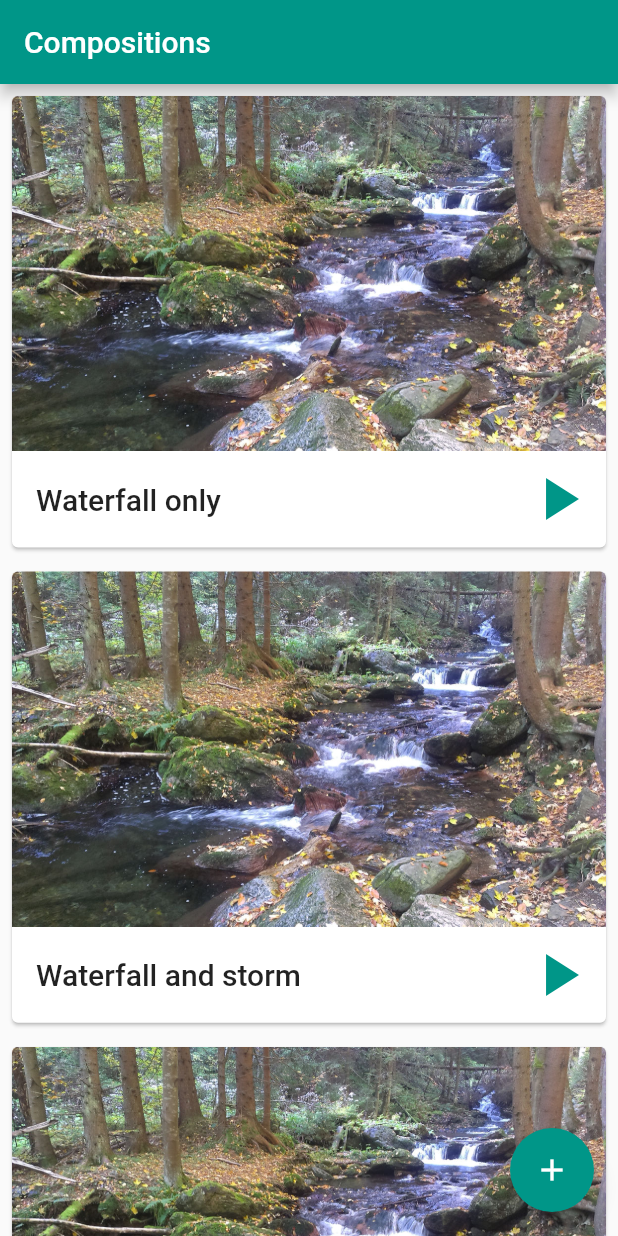
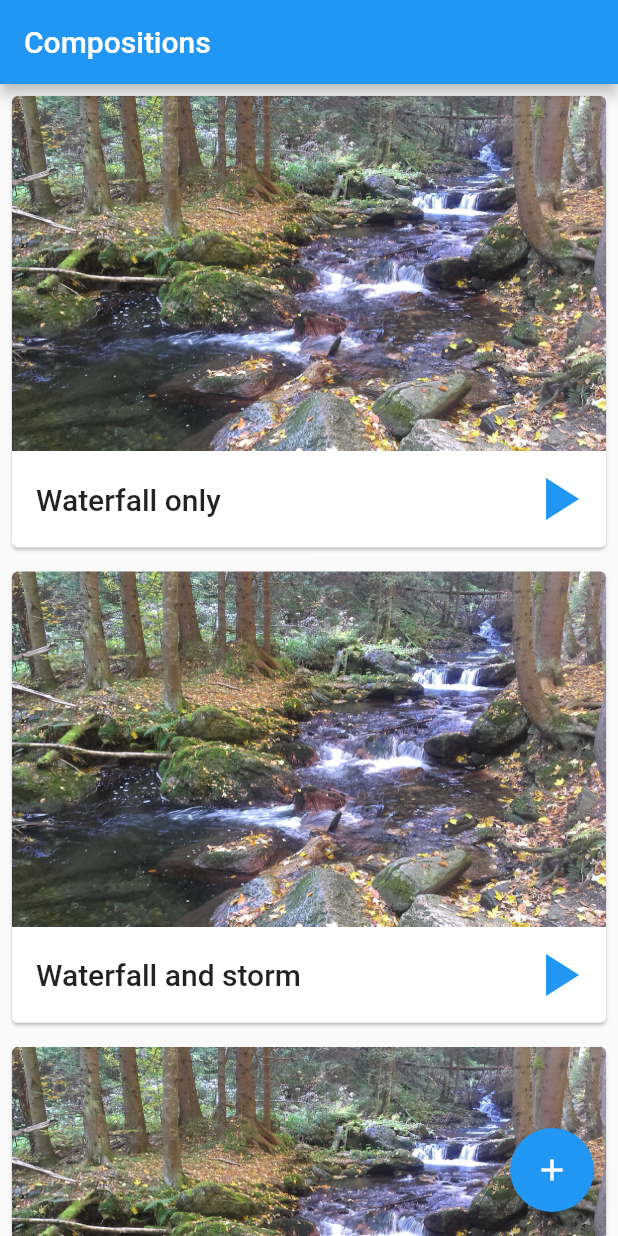
Before and after one commit to tom-novak/no-stress, a Flutter app: the screen it shows after launch, on a phone screen of 412 x 824 dp. Run offline on Flutter 3.47's test engine with Material 2 defaults, Android fonts, the phone set to English and light mode, and no system bars; our stand-ins replace assets_audio_player, flutter_bloc.

Commit message:
Bloc protoype architecture implemented

```diff
--- a/lib/main.dart
+++ b/lib/main.dart
@@ -1,7 +1,9 @@
 import 'package:flutter/material.dart';
+import 'package:flutter_bloc/flutter_bloc.dart';
 import 'package:no_stress/model/model.dart';
 import 'package:no_stress/player/composition_player.dart';
 import 'package:no_stress/provider/composition_provider.dart';
+import 'package:no_stress/theme/theme.dart';
 import 'package:no_stress/widget/composition_card.dart';
 
 void main() => runApp(MyApp());
@@ -9,15 +11,20 @@ void main() => runApp(MyApp());
 class MyApp extends StatelessWidget {
   @override
   Widget build(BuildContext context) {
+    return BlocProvider(
+      create: (_) => ThemeBloc(),
+      child: BlocBuilder<ThemeBloc, ThemeData>(
+        builder: (_, theme) {
           return MaterialApp(
             title: 'No Stress',
-      theme: ThemeData(
-        primarySwatch: Colors.teal,
-      ),
+            theme: theme,
             home: MyHomePage(
               title: 'Compositions',
               player: CompositionPlayer(),
               compositionProvider: CompositionProvider(),
+            ),
+          );
+        },
       ),
     );
   }
@@ -48,7 +55,6 @@ class _MyHomePageState extends State<MyHomePage> {
     _items = widget.compositionProvider.getAll();
   }
 
-
   @override
   void dispose() {
     widget.player.stop();
@@ -59,10 +65,12 @@ class _MyHomePageState extends State<MyHomePage> {
     setState(() {
       if (_actualPlayingId == composition.id) {
         _actualPlayingId = null;
+        context.bloc<ThemeBloc>().add(ThemeEvent.toggle);
         widget.player.stop();
       } else {
         _actualPlayingId = composition.id;
         widget.player.composition = composition;
+        context.bloc<ThemeBloc>().add(ThemeEvent.toggle);
         widget.player.playOrPause();
       }
     });
--- /dev/null
+++ b/lib/theme/theme.dart
@@ -0,0 +1,18 @@
+import 'package:flutter/material.dart';
+import 'package:flutter_bloc/flutter_bloc.dart';
+
+enum ThemeEvent { toggle }
+
+class ThemeBloc extends Bloc<ThemeEvent, ThemeData> {
+  @override
+  get initialState => ThemeData.light();
+
+  @override
+  Stream<ThemeData> mapEventToState(ThemeEvent event) async* {
+    switch (event) {
+      case ThemeEvent.toggle:
+        yield state == ThemeData.dark() ? ThemeData.light() : ThemeData.dark();
+        break;
+    }
+  }
+}
--- a/pubspec.yaml
+++ b/pubspec.yaml
@@ -24,6 +24,8 @@ dependencies:
   # Use with the CupertinoIcons class for iOS style icons.
   cupertino_icons: ^0.1.2
   assets_audio_player: ^1.2.3
+  flutter_bloc: ^3.2.0
+  equatable: ^1.1.1
 
 dev_dependencies:
   flutter_test:
```
Also changed, not shown: pubspec.lock. Lines whose indentation alone changed are shown as unchanged.
